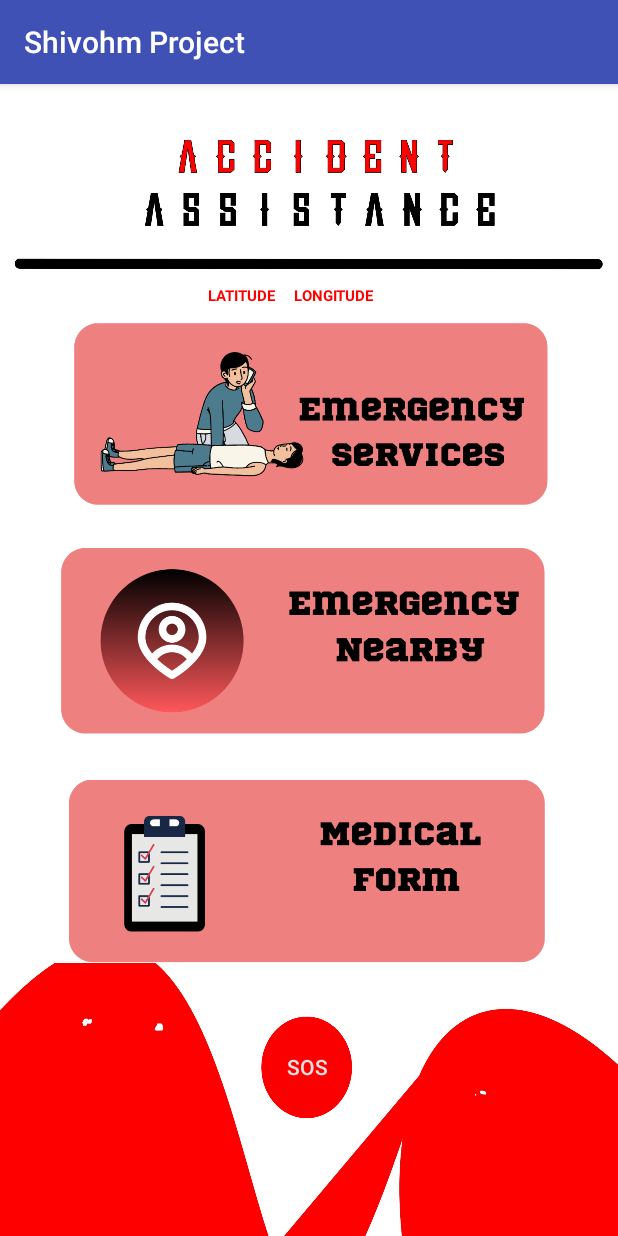
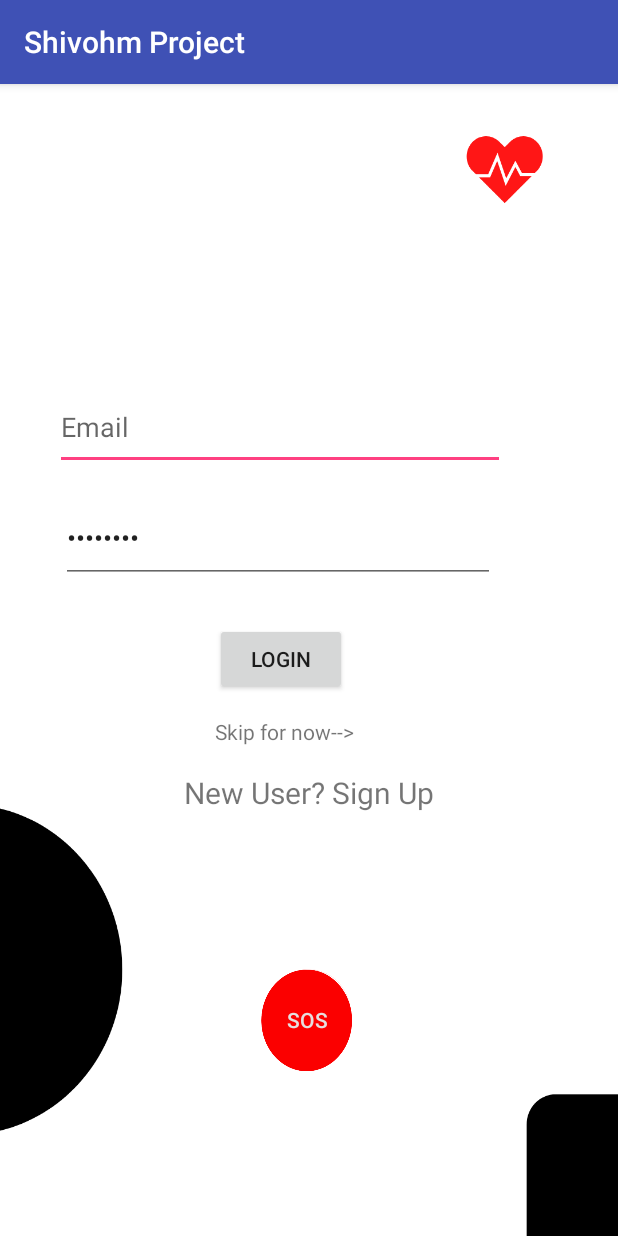
Before and after one commit to vinayakkumargupta/Herehack_s3__Shivohm, an Android app: the screen it shows after launch (homepage before the commit, LoginActivity after it), on a phone screen of 412 x 824 dp. Run offline under Robolectric (Android 15) with nearby library versions, the light colour scheme and no system bars.

Commit message:
ui updates

```diff
--- a/app/build.gradle
+++ b/app/build.gradle
@@ -64,5 +64,7 @@ dependencies {
     def lifecycle_version = "2.4.0"
     implementation "androidx.lifecycle:lifecycle-viewmodel:$lifecycle_version"
     implementation "androidx.lifecycle:lifecycle-viewmodel-ktx:$lifecycle_version"
+    def lottieVersion = "3.4.0"
+    implementation "com.airbnb.android:lottie:$lottieVersion"
 
 }
--- /dev/null
+++ b/app/src/main/java/com/here/search/LoginActivity.java
@@ -0,0 +1,45 @@
+package com.here.search;
+
+import androidx.appcompat.app.AppCompatActivity;
+
+import android.content.Intent;
+import android.os.Bundle;
+import android.view.View;
+import android.view.WindowManager;
+import android.widget.Button;
+
+public class LoginActivity extends AppCompatActivity {
+
+    @Override
+    protected void onCreate(Bundle savedInstanceState) {
+        super.onCreate(savedInstanceState);
+        getWindow().setFlags(WindowManager.LayoutParams.FLAG_FULLSCREEN, WindowManager.LayoutParams.FLAG_FULLSCREEN);
+        setContentView(R.layout.activity_login);
+        Button btn2 = (Button)findViewById(R.id.buttonlogin);
+        Button btn3 = (Button)findViewById(R.id.button45);
+
+
+        btn2.setOnClickListener(new View.OnClickListener() {
+            @Override
+            public void onClick(View v) {
+                startActivity(new Intent(LoginActivity.this, homepage.class));
+            }
+        });
+
+
+        btn3.setOnClickListener(new View.OnClickListener() {
+            @Override
+            public void onClick(View v) {
+                startActivity(new Intent(LoginActivity.this, accident_assistance.class));
+            }
+        });
+
+    }
+    public void moveToRegistration(View view) {
+        startActivity(new Intent(getApplicationContext(), RegisterActivity.class));
+
+
+    }
+
+
+}
--- a/app/src/main/java/com/here/search/MainActivity.java
+++ b/app/src/main/java/com/here/search/MainActivity.java
@@ -22,6 +22,7 @@ import android.content.Intent;
 import android.net.Uri;
 import android.os.Bundle;
 import android.view.View;
+import android.view.WindowManager;
 import android.widget.Button;
 import androidx.appcompat.app.AppCompatActivity;
 
@@ -65,6 +66,7 @@ public class MainActivity extends AppCompatActivity {
     @Override
     protected void onCreate(Bundle savedInstanceState) {
         super.onCreate(savedInstanceState);
+        getWindow().setFlags(WindowManager.LayoutParams.FLAG_FULLSCREEN, WindowManager.LayoutParams.FLAG_FULLSCREEN);
 
         // Usually, you need to initialize the HERE SDK only once during the lifetime of an application.
         initializeHERESDK();
--- /dev/null
+++ b/app/src/main/res/layout/activity_login.xml
@@ -0,0 +1,97 @@
+<?xml version="1.0" encoding="utf-8"?>
+<androidx.constraintlayout.widget.ConstraintLayout xmlns:android="http://schemas.android.com/apk/res/android"
+    xmlns:app="http://schemas.android.com/apk/res-auto"
+    xmlns:tools="http://schemas.android.com/tools"
+    android:layout_width="match_parent"
+    android:layout_height="match_parent"
+    android:background="@drawable/login"
+    tools:context=".LoginActivity">
+
+    <EditText
+        android:id="@+id/editTextTextPersonName"
+        android:layout_width="300dp"
+        android:layout_height="57dp"
+        android:ems="10"
+        android:inputType="textPersonName"
+        android:hint="Email"
+        app:layout_constraintBottom_toBottomOf="parent"
+        app:layout_constraintEnd_toEndOf="parent"
+        app:layout_constraintHorizontal_bias="0.327"
+        app:layout_constraintStart_toStartOf="parent"
+        app:layout_constraintTop_toTopOf="parent"
+        app:layout_constraintVertical_bias="0.281" />
+
+    <EditText
+        android:id="@+id/editTextTextPersonName2"
+        android:layout_width="289dp"
+        android:layout_height="60dp"
+        android:ems="10"
+        android:hint="Password"
+        android:inputType="textPersonName"
+        android:password="true"
+        android:text="Password"
+        app:layout_constraintBottom_toBottomOf="parent"
+        app:layout_constraintEnd_toEndOf="parent"
+        app:layout_constraintHorizontal_bias="0.333"
+        app:layout_constraintStart_toStartOf="parent"
+        app:layout_constraintTop_toTopOf="parent"
+        app:layout_constraintVertical_bias="0.385" />
+
+    <Button
+        android:id="@+id/button45"
+        android:layout_width="62dp"
+        android:layout_height="68dp"
+        android:background="@drawable/emergency_services__3__removebg_preview"
+        android:backgroundTint="#FB0000"
+        android:foregroundTint="#090808"
+        android:shadowColor="#C34040"
+        android:text="SOS"
+        android:textColor="#E6DFDF"
+        app:layout_constraintBottom_toBottomOf="parent"
+        app:layout_constraintEnd_toEndOf="parent"
+        app:layout_constraintHorizontal_bias="0.498"
+        app:layout_constraintStart_toStartOf="parent"
+        app:layout_constraintTop_toTopOf="parent"
+        app:layout_constraintVertical_bias="0.843" />
+
+    <TextView
+        android:id="@+id/textView"
+        android:layout_width="wrap_content"
+        android:layout_height="wrap_content"
+        android:text="Skip for now-->"
+        app:layout_constraintBottom_toBottomOf="parent"
+        app:layout_constraintEnd_toEndOf="parent"
+        app:layout_constraintHorizontal_bias="0.449"
+        app:layout_constraintStart_toStartOf="parent"
+        app:layout_constraintTop_toTopOf="parent"
+        app:layout_constraintVertical_bias="0.564" />
+
+    <Button
+        android:id="@+id/buttonlogin"
+        android:layout_width="wrap_content"
+        android:layout_height="wrap_content"
+        android:text="Login"
+        app:layout_constraintBottom_toBottomOf="parent"
+        app:layout_constraintEnd_toEndOf="parent"
+        app:layout_constraintHorizontal_bias="0.442"
+        app:layout_constraintStart_toStartOf="parent"
+        app:layout_constraintTop_toTopOf="parent"
+        app:layout_constraintVertical_bias="0.499" />
+
+    <TextView
+        android:id="@+id/txtsignup"
+        android:layout_width="match_parent"
+        android:layout_height="wrap_content"
+        android:layout_gravity="right"
+        android:elevation="0dp"
+        android:onClick="moveToRegistration"
+        android:text="New User? Sign Up"
+        android:textAlignment="center"
+        android:textSize="20sp"
+        app:layout_constraintBottom_toBottomOf="parent"
+        app:layout_constraintEnd_toEndOf="parent"
+        app:layout_constraintTop_toTopOf="parent"
+        app:layout_constraintVertical_bias="0.619" />
+
+
+</androidx.constraintlayout.widget.ConstraintLayout>
--- a/app/src/main/res/layout/activity_medicalinfo.xml
+++ b/app/src/main/res/layout/activity_medicalinfo.xml
@@ -4,7 +4,7 @@
     xmlns:tools="http://schemas.android.com/tools"
     android:layout_width="match_parent"
     android:layout_height="match_parent"
-    android:background="@drawable/medicalinfo"
+    android:background="@drawable/medical"
     tools:context=".medicalinfo">
 
     <EditText
@@ -149,6 +149,7 @@
         app:layout_constraintStart_toStartOf="parent"
         app:layout_constraintTop_toTopOf="parent"
         app:layout_constraintVertical_bias="0.096" />
+
     <Button
         android:id="@+id/button11"
         android:layout_width="62dp"
@@ -164,6 +165,6 @@
         app:layout_constraintHorizontal_bias="0.498"
         app:layout_constraintStart_toStartOf="parent"
         app:layout_constraintTop_toTopOf="parent"
-        app:layout_constraintVertical_bias="0.888" />
+        app:layout_constraintVertical_bias="0.993" />
 
 </androidx.constraintlayout.widget.ConstraintLayout>
```
Also changed, not shown: app/src/main/AndroidManifest.xml (+15 -1 lines), app/src/main/java/com/here/search/RegisterActivity.java (added, +21 -0 lines), app/src/main/res/data.json (added, +1 -0 lines), app/src/main/res/layout/activity_main.xml (+45 -7 lines), app/src/main/res/layout/activity_register.xml (added, +95 -0 lines), app/src/main/res/raw/data.json (added, +1 -0 lines), app/src/main/res/drawable-hdpi/login.png (added), app/src/main/res/drawable-hdpi/medical.png (added).
